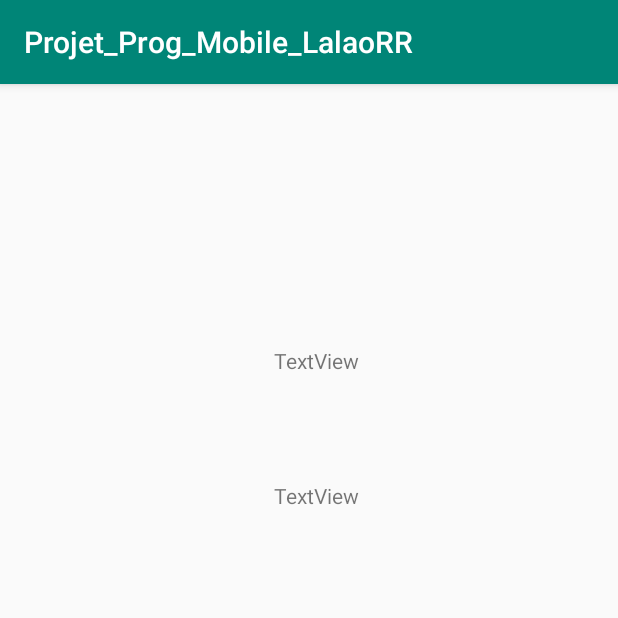
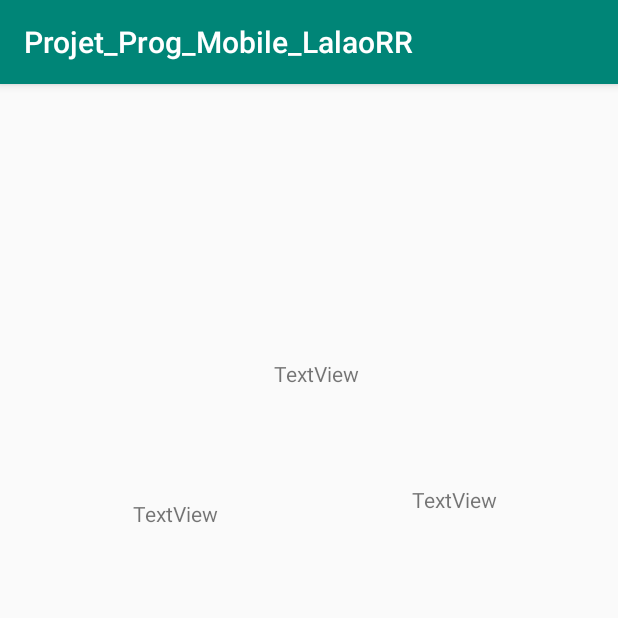
Before and after one commit to Lalaorr/Projet_Prog_Mobile_LalaoRR, an Android app: the Detailed_amiibogoss screen opened directly, with no data from a screen before it, on a phone screen of 412 x 824 dp, the top half of it. Run offline under Robolectric (Android 15) with nearby library versions, the phone set to English and light mode, and no system bars; 3 statements that could not run were skipped.

Commit message:
IT WORKS YAY (list + detail)

```diff
--- a/app/src/main/java/com/vogella/projet_prog_mobile_lalaorr/Detailed_amiibogoss.java
+++ b/app/src/main/java/com/vogella/projet_prog_mobile_lalaorr/Detailed_amiibogoss.java
@@ -2,12 +2,33 @@ package com.vogella.projet_prog_mobile_lalaorr;
 
 import android.support.v7.app.AppCompatActivity;
 import android.os.Bundle;
+import android.widget.TextView;
+
+import org.w3c.dom.Text;
+
+import java.nio.channels.SelectableChannel;
+import java.util.ArrayList;
 
 public class Detailed_amiibogoss extends AppCompatActivity {
+
+    private static final String SelectedAmiibogoss = "incoming Amiibo";
 
     @Override
     protected void onCreate(Bundle savedInstanceState) {
         super.onCreate(savedInstanceState);
         setContentView(R.layout.activity_detailed_amiibogoss);
+        AmiibogossYoupi();
+    }
+
+    public void AmiibogossYoupi() {
+        TextView characterView = findViewById(R.id.amiibogoss_header);
+        TextView gameSeriesView = findViewById(R.id.amiibogoss_gameseries);
+        TextView amiiboSeriesView = findViewById(R.id.amiibogoss_detail);
+
+        ArrayList<String> AmiibogossFiesta = getIntent().getStringArrayListExtra(SelectedAmiibogoss);
+
+        characterView.setText(AmiibogossFiesta.get(0));
+        gameSeriesView.setText(AmiibogossFiesta.get(1));
+        amiiboSeriesView.setText(AmiibogossFiesta.get(2));
     }
 }
--- a/app/src/main/res/layout/activity_detailed_amiibogoss.xml
+++ b/app/src/main/res/layout/activity_detailed_amiibogoss.xml
@@ -25,10 +25,26 @@
         android:layout_width="wrap_content"
         android:layout_height="wrap_content"
         android:layout_marginStart="8dp"
-        android:layout_marginBottom="484dp"
+        android:layout_marginBottom="472dp"
         android:text="TextView"
         app:layout_constraintBottom_toBottomOf="parent"
         app:layout_constraintEnd_toEndOf="parent"
-        app:layout_constraintHorizontal_bias="0.502"
+        app:layout_constraintHorizontal_bias="0.232"
         app:layout_constraintStart_toStartOf="parent" />
+
+    <TextView
+        android:id="@+id/amiibogoss_gameseries"
+        android:layout_width="wrap_content"
+        android:layout_height="wrap_content"
+        android:layout_marginStart="186dp"
+        android:layout_marginTop="8dp"
+        android:layout_marginEnd="8dp"
+        android:layout_marginBottom="8dp"
+        android:text="TextView"
+        app:layout_constraintBottom_toBottomOf="parent"
+        app:layout_constraintEnd_toEndOf="parent"
+        app:layout_constraintHorizontal_bias="0.0"
+        app:layout_constraintStart_toStartOf="@+id/amiibogoss_detail"
+        app:layout_constraintTop_toBottomOf="@+id/amiibogoss_header"
+        app:layout_constraintVertical_bias="0.107" />
 </android.support.constraint.ConstraintLayout>
```
Also changed, not shown: app/src/main/java/com/vogella/projet_prog_mobile_lalaorr/MainActivity.java (+1 -7 lines), app/src/main/java/com/vogella/projet_prog_mobile_lalaorr/MyAdapter.java (+24 -5 lines), app/src/main/java/com/vogella/projet_prog_mobile_lalaorr/apiResponse.java (+4 -4 lines).
